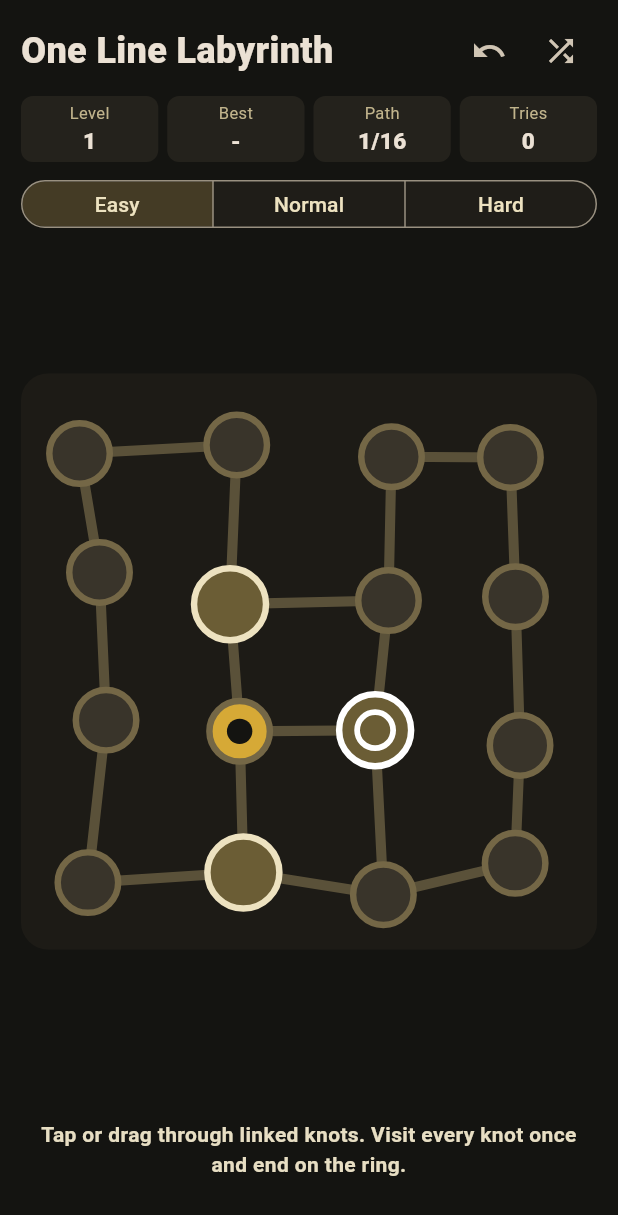
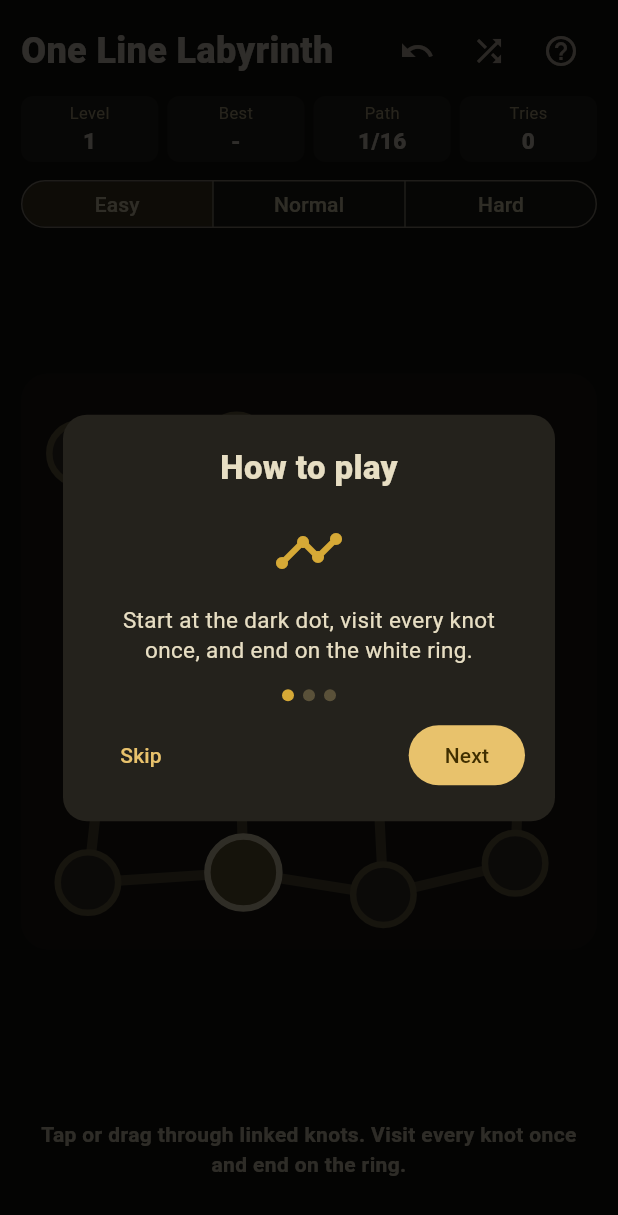
Before and after one commit to bon-on/OneLineLabyrinth, a Flutter app: the screen it shows after launch, on a phone screen of 412 x 824 dp. Shown: the top 1215 px of the screen. Run offline on Flutter 3.47's test engine with Material 3 defaults, Android fonts, the phone set to English and light mode, and no system bars; our stand-ins replace shared_preferences.

Commit message:
feat: add first-run how-to-play tutorial with skip
Co-Authored-By: Claude Opus 5.5 <noreply@anthropic.com>

```diff
--- /dev/null
+++ b/lib/how_to_play.dart
@@ -0,0 +1,221 @@
+import 'package:flutter/material.dart';
+import 'package:flutter/services.dart';
+import 'package:shared_preferences/shared_preferences.dart';
+
+/// Remembers whether the first-run tutorial has been seen.
+///
+/// Storage failures are swallowed so gameplay never depends on local storage:
+/// when reading fails the tutorial is shown, when writing fails it just closes.
+class TutorialStore {
+  const TutorialStore();
+
+  static const String key = 'tutorial_seen_v1';
+
+  Future<bool> isSeen() async {
+    try {
+      final prefs = await SharedPreferences.getInstance();
+      return prefs.getBool(key) ?? false;
+    } catch (_) {
+      return false;
+    }
+  }
+
+  Future<void> markSeen() async {
+    try {
+      final prefs = await SharedPreferences.getInstance();
+      await prefs.setBool(key, true);
+    } catch (_) {
+      // The tutorial is a convenience; ignore storage errors.
+    }
+  }
+}
+
+class HowToPlayStep {
+  const HowToPlayStep(this.icon, this.text);
+
+  final IconData icon;
+  final String text;
+}
+
+const List<HowToPlayStep> howToPlaySteps = [
+  HowToPlayStep(
+    Icons.timeline,
+    'Start at the dark dot, visit every knot once, and end on the white ring.',
+  ),
+  HowToPlayStep(
+    Icons.touch_app,
+    'Tap or click a linked knot, or drag across them. Go back to the last knot to undo a step.',
+  ),
+  HowToPlayStep(
+    Icons.undo,
+    'Stuck? Reset the path or deal a new puzzle. Pick Easy, Normal or Hard for bigger mazes.',
+  ),
+];
+
+/// Full-screen scrim with a "How to play" card. Blocks all input underneath.
+class HowToPlayOverlay extends StatefulWidget {
+  const HowToPlayOverlay({
+    super.key,
+    required this.onClose,
+    this.steps = howToPlaySteps,
+  });
+
+  final VoidCallback onClose;
+  final List<HowToPlayStep> steps;
+
+  @override
+  State<HowToPlayOverlay> createState() => _HowToPlayOverlayState();
+}
+
+class _HowToPlayOverlayState extends State<HowToPlayOverlay> {
+  final FocusNode _focusNode = FocusNode(debugLabel: 'how-to-play');
+  int _step = 0;
+
+  bool get _last => _step == widget.steps.length - 1;
+
+  @override
+  void initState() {
+    super.initState();
+    // Take keyboard focus from any tapped button so keys stop at the overlay.
+    WidgetsBinding.instance.addPostFrameCallback((_) {
+      if (mounted) _focusNode.requestFocus();
+    });
+  }
+
+  @override
+  void dispose() {
+    _focusNode.dispose();
+    super.dispose();
+  }
+
+  void _next() {
+    if (_last) {
+      widget.onClose();
+    } else {
+      setState(() => _step++);
+    }
+  }
+
+  void _previous() {
+    if (_step > 0) setState(() => _step--);
+  }
+
+  KeyEventResult _onKey(FocusNode node, KeyEvent event) {
+    if (event is KeyUpEvent) return KeyEventResult.handled;
+    final key = event.logicalKey;
+    if (event is KeyDownEvent) {
+      if (key == LogicalKeyboardKey.enter ||
+          key == LogicalKeyboardKey.numpadEnter ||
+          key == LogicalKeyboardKey.space) {
+        _next();
+      } else if (key == LogicalKeyboardKey.escape) {
+        widget.onClose();
+      } else if (key == LogicalKeyboardKey.arrowRight) {
+        if (!_last) _next();
+      } else if (key == LogicalKeyboardKey.arrowLeft) {
+        _previous();
+      }
+    }
+    return KeyEventResult.handled;
+  }
+
+  @override
+  Widget build(BuildContext context) {
+    final step = widget.steps[_step];
+    return Focus(
+      focusNode: _focusNode,
+      autofocus: true,
+      onKeyEvent: _onKey,
+      child: Semantics(
+        scopesRoute: true,
+        explicitChildNodes: true,
+        child: GestureDetector(
+          behavior: HitTestBehavior.opaque,
+          onTap: () {},
+          onPanStart: (_) {},
+          child: ColoredBox(
+            color: const Color(0xCC000000),
+            child: Center(
+              child: ConstrainedBox(
+                constraints: const BoxConstraints(maxWidth: 360),
+                child: Padding(
+                  padding: const EdgeInsets.all(16),
+                  child: Material(
+                    color: const Color(0xFF24221C),
+                    borderRadius: BorderRadius.circular(16),
+                    child: SingleChildScrollView(
+                      padding: const EdgeInsets.all(20),
+                      child: Column(
+                        mainAxisSize: MainAxisSize.min,
+                        children: [
+                          const Text(
+                            'How to play',
+                            style: TextStyle(
+                              fontSize: 22,
+                              fontWeight: FontWeight.w900,
+                              color: Color(0xFFE7DEC3),
+                            ),
+                          ),
+                          const SizedBox(height: 16),
+                          Icon(
+                            step.icon,
+                            size: 48,
+                            color: const Color(0xFFD6A936),
+                          ),
+                          const SizedBox(height: 12),
+                          Text(
+                            step.text,
+                            textAlign: TextAlign.center,
+                            style: const TextStyle(
+                              fontSize: 15,
+                              height: 1.35,
+                              color: Color(0xFFE7DEC3),
+                            ),
+                          ),
+                          const SizedBox(height: 16),
+                          Row(
+                            mainAxisAlignment: MainAxisAlignment.center,
+                            children: [
+                              for (var i = 0; i < widget.steps.length; i++)
+                                Container(
+                                  width: 8,
+                                  height: 8,
+                                  margin: const EdgeInsets.symmetric(
+                                    horizontal: 3,
+                                  ),
+                                  decoration: BoxDecoration(
+                                    shape: BoxShape.circle,
+                                    color: i == _step
+                                        ? const Color(0xFFD6A936)
+                                        : const Color(0xFF5A5139),
+                                  ),
+                                ),
+                            ],
+                          ),
+                          const SizedBox(height: 12),
+                          Row(
+                            mainAxisAlignment: MainAxisAlignment.spaceBetween,
+                            children: [
+                              TextButton(
+                                onPressed: widget.onClose,
+                                child: const Text('Skip'),
+                              ),
+                              FilledButton(
+                                onPressed: _next,
+                                child: Text(_last ? 'Play' : 'Next'),
+                              ),
+                            ],
+                          ),
+                        ],
+                      ),
+                    ),
+                  ),
+                ),
+              ),
+            ),
+          ),
+        ),
+      ),
+    );
+  }
+}
--- a/lib/main.dart
+++ b/lib/main.dart
@@ -3,6 +3,7 @@ import 'dart:math' as math;
 import 'package:flutter/material.dart';
 
 import 'best_level_store.dart';
+import 'how_to_play.dart';
 import 'puzzle_generator.dart';
 import 'result_registration.dart';
 
@@ -12,11 +13,21 @@ const _textColor = Color(0xFFE7DEC3);
 const _mutedColor = Color(0xFFC1B48C);
 
 class OneLineLabyrinthApp extends StatelessWidget {
-  const OneLineLabyrinthApp({super.key, this.random, this.bestLevelStore});
+  const OneLineLabyrinthApp({
+    super.key,
+    this.random,
+    this.bestLevelStore,
+    this.tutorialStore,
+    this.stopwatch,
+  });
 
   /// Injectable randomness for deterministic tests.
   final math.Random? random;
   final BestLevelStore? bestLevelStore;
+  final TutorialStore? tutorialStore;
+
+  /// Injectable solve timer so tests can observe pausing.
+  final Stopwatch? stopwatch;
 
   @override
   Widget build(BuildContext context) {
@@ -35,16 +46,26 @@ class OneLineLabyrinthApp extends StatelessWidget {
       home: OneLineLabyrinthScreen(
         random: random,
         bestLevelStore: bestLevelStore,
+        tutorialStore: tutorialStore,
+        stopwatch: stopwatch,
       ),
     );
   }
 }
 
 class OneLineLabyrinthScreen extends StatefulWidget {
-  const OneLineLabyrinthScreen({super.key, this.random, this.bestLevelStore});
+  const OneLineLabyrinthScreen({
+    super.key,
+    this.random,
+    this.bestLevelStore,
+    this.tutorialStore,
+    this.stopwatch,
+  });
 
   final math.Random? random;
   final BestLevelStore? bestLevelStore;
+  final TutorialStore? tutorialStore;
+  final Stopwatch? stopwatch;
 
   @override
   State<OneLineLabyrinthScreen> createState() => _OneLineLabyrinthScreenState();
@@ -64,7 +85,10 @@ class _OneLineLabyrinthScreenState extends State<OneLineLabyrinthScreen> {
   int _level = 1;
   int _attempts = 0;
   int? _dragNode;
-  final Stopwatch _stopwatch = Stopwatch();
+  late final TutorialStore _tutorialStore =
+      widget.tutorialStore ?? const TutorialStore();
+  late final Stopwatch _stopwatch = widget.stopwatch ?? Stopwatch();
+  bool _tutorialOpen = false;
 
   bool get _complete =>
       _path.length == _puzzle.nodeCount && _path.last == _puzzle.finish;
@@ -74,6 +98,27 @@ class _OneLineLabyrinthScreenState extends State<OneLineLabyrinthScreen> {
     super.initState();
     _newPuzzle();
     _loadBestLevels();
+    _maybeShowTutorial();
+  }
+
+  Future<void> _maybeShowTutorial() async {
+    final seen = await _tutorialStore.isSeen();
+    if (!mounted || seen) return;
+    _openTutorial();
+  }
+
+  void _openTutorial() {
+    if (_tutorialOpen) return;
+    // Time spent reading the tutorial must not count towards the solve time.
+    _stopwatch.stop();
+    setState(() => _tutorialOpen = true);
+  }
+
+  void _closeTutorial() {
+    if (!_tutorialOpen) return;
+    _tutorialStore.markSeen();
+    if (!_complete) _stopwatch.start();
+    setState(() => _tutorialOpen = false);
   }
 
   Future<void> _loadBestLevels() async {
@@ -210,6 +255,7 @@ class _OneLineLabyrinthScreenState extends State<OneLineLabyrinthScreen> {
       onDifficultyChanged: _selectDifficulty,
       onRestart: _resetPath,
       onNewPuzzle: _newPuzzle,
+      onHelp: _openTutorial,
     );
     final footer = SizedBox(
       height: 104,
@@ -274,7 +320,18 @@ class _OneLineLabyrinthScreenState extends State<OneLineLabyrinthScreen> {
 
     return Scaffold(
       resizeToAvoidBottomInset: false,
-      body: SafeArea(
+      body: Stack(
+        children: [
+          Positioned.fill(child: _buildGame(header, board, footer)),
+          if (_tutorialOpen)
+            Positioned.fill(child: HowToPlayOverlay(onClose: _closeTutorial)),
+        ],
+      ),
+    );
+  }
+
+  Widget _buildGame(Widget header, Widget board, Widget footer) {
+    return SafeArea(
       child: LayoutBuilder(
         builder: (context, constraints) {
           final landscape =
@@ -325,7 +382,6 @@ class _OneLineLabyrinthScreenState extends State<OneLineLabyrinthScreen> {
           );
         },
       ),
-      ),
     );
   }
 }
@@ -341,6 +397,7 @@ class _Header extends StatelessWidget {
     required this.onDifficultyChanged,
     required this.onRestart,
     required this.onNewPuzzle,
+    required this.onHelp,
   });
 
   final int level;
@@ -352,6 +409,7 @@ class _Header extends StatelessWidget {
   final ValueChanged<PuzzleDifficulty> onDifficultyChanged;
   final VoidCallback onRestart;
   final VoidCallback onNewPuzzle;
+  final VoidCallback onHelp;
 
   @override
   Widget build(BuildContext context) {
@@ -375,6 +433,11 @@ class _Header extends StatelessWidget {
               onPressed: onNewPuzzle,
               tooltip: 'New puzzle',
               icon: const Icon(Icons.shuffle),
+            ),
+            IconButton(
+              onPressed: onHelp,
+              tooltip: 'How to play',
+              icon: const Icon(Icons.help_outline),
             ),
           ],
         ),
```
Also changed, not shown: 6 other files. Lines whose indentation alone changed are shown as unchanged.
